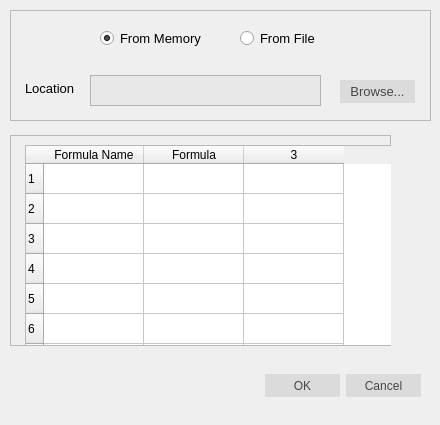
rddealwis/Formular_Calculator_and_Integrator, file dlgloadformula.ui: the form before one commit.
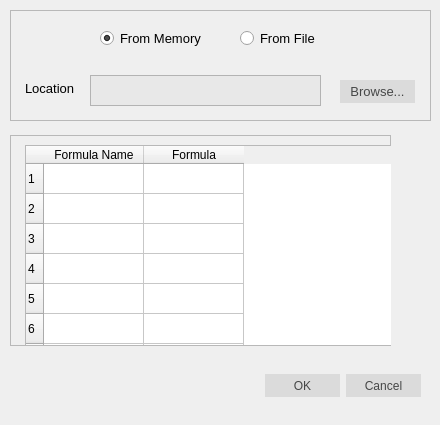
The form after the commit. Icons and pictures are not drawn.

Commit message: Changed some properties in interfaces.

Diff of the .ui file:
```diff
--- a/dlgloadformula.ui
+++ b/dlgloadformula.ui
@@ -104,7 +104,7 @@
      <number>10</number>
     </property>
     <property name="columnCount">
-     <number>3</number>
+     <number>2</number>
     </property>
     <row/>
     <row/>
@@ -120,13 +120,24 @@
      <property name="text">
       <string>Formula Name</string>
      </property>
+     <property name="font">
+      <font>
+       <family>Lao UI</family>
+       <weight>50</weight>
+       <bold>false</bold>
+      </font>
+     </property>
     </column>
     <column>
      <property name="text">
       <string>Formula</string>
      </property>
+     <property name="font">
+      <font>
+       <family>Lao UI</family>
+      </font>
+     </property>
     </column>
-    <column/>
    </widget>
   </widget>
   <widget class="QFrame" name="frmLocation">
```
The commit also changes 3 other files.
